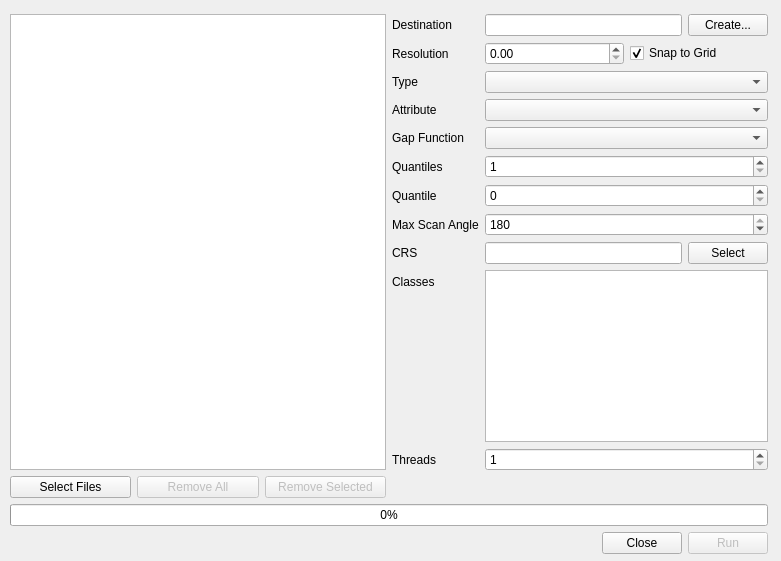
Before: the Qt Designer form src/apps/pointstats.ui in zxgdll/geotools, drawn with Qt 5.
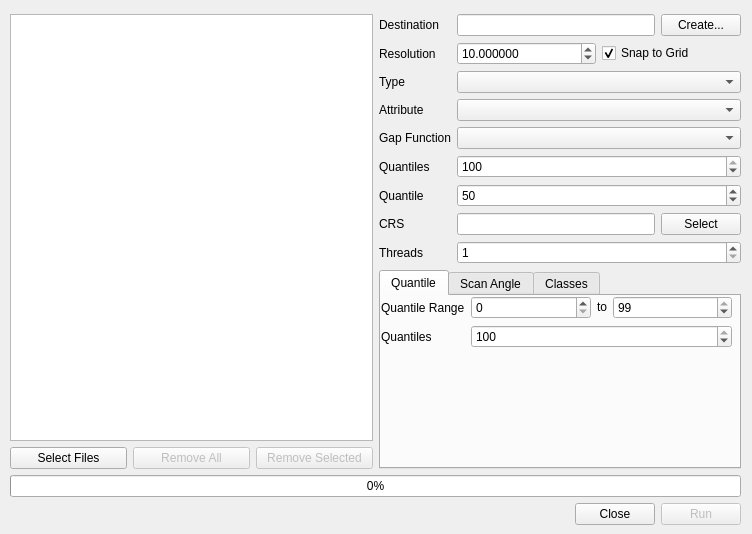
After: the same form once the commit is applied.

Commit message: Working on UI and quantile (etc.) filter.

The edit to the form file:
```diff
--- a/src/apps/pointstats.ui
+++ b/src/apps/pointstats.ui
@@ -6,8 +6,8 @@
    <rect>
     <x>0</x>
     <y>0</y>
-    <width>781</width>
-    <height>561</height>
+    <width>752</width>
+    <height>534</height>
    </rect>
   </property>
   <property name="windowTitle">
@@ -18,11 +18,11 @@
     <rect>
      <x>10</x>
      <y>14</y>
-     <width>758</width>
-     <height>540</height>
+     <width>731</width>
+     <height>511</height>
     </rect>
    </property>
-   <layout class="QVBoxLayout" name="verticalLayout" stretch="1,1,0">
+   <layout class="QVBoxLayout" name="verticalLayout" stretch="0,1,0">
     <property name="sizeConstraint">
      <enum>QLayout::SetDefaultConstraint</enum>
     </property>
@@ -76,6 +76,8 @@
        </layout>
       </item>
       <item>
+       <layout class="QVBoxLayout" name="verticalLayout_4">
+        <item>
        <layout class="QFormLayout" name="formLayout">
         <property name="fieldGrowthPolicy">
          <enum>QFormLayout::AllNonFixedFieldsGrow</enum>
@@ -112,8 +114,20 @@
          <layout class="QHBoxLayout" name="horizontalLayout_5">
           <item>
            <widget class="QDoubleSpinBox" name="spnResolution">
+              <property name="decimals">
+               <number>6</number>
+              </property>
+              <property name="minimum">
+               <double>0.000001000000000</double>
+              </property>
+              <property name="maximum">
+               <double>10000000.000000000000000</double>
+              </property>
             <property name="singleStep">
-             <double>0.100000000000000</double>
+               <double>1.000000000000000</double>
+              </property>
+              <property name="value">
+               <double>10.000000000000000</double>
             </property>
            </widget>
           </item>
@@ -168,11 +182,11 @@
         </item>
         <item row="5" column="1">
          <widget class="QSpinBox" name="spnQuantiles">
-          <property name="enabled">
-           <bool>true</bool>
-          </property>
-          <property name="minimum">
-           <number>1</number>
+            <property name="maximum">
+             <number>100</number>
+            </property>
+            <property name="value">
+             <number>100</number>
           </property>
          </widget>
         </item>
@@ -185,36 +199,19 @@
         </item>
         <item row="6" column="1">
          <widget class="QSpinBox" name="spnQuantile">
-          <property name="enabled">
-           <bool>true</bool>
+            <property name="value">
+             <number>50</number>
           </property>
          </widget>
         </item>
         <item row="7" column="0">
-         <widget class="QLabel" name="lblMaxAngle">
-          <property name="text">
-           <string>Max Scan Angle</string>
-          </property>
-         </widget>
-        </item>
-        <item row="7" column="1">
-         <widget class="QSpinBox" name="spnMaxAngle">
-          <property name="maximum">
-           <number>180</number>
-          </property>
-          <property name="value">
-           <number>180</number>
-          </property>
-         </widget>
-        </item>
-        <item row="8" column="0">
          <widget class="QLabel" name="lblSRID">
           <property name="text">
            <string>CRS</string>
           </property>
          </widget>
         </item>
-        <item row="8" column="1">
+          <item row="7" column="1">
          <layout class="QHBoxLayout" name="horizontalLayout_2">
           <item>
            <widget class="QLineEdit" name="txtCRSConfig">
@@ -241,42 +238,189 @@
           </item>
          </layout>
         </item>
-        <item row="9" column="0">
-         <widget class="QLabel" name="lblClasses">
-          <property name="text">
-           <string>Classes</string>
-          </property>
-         </widget>
-        </item>
-        <item row="9" column="1">
-         <widget class="QListWidget" name="lstClasses"/>
-        </item>
-        <item row="10" column="0">
+          <item row="8" column="0">
          <widget class="QLabel" name="label">
           <property name="text">
            <string>Threads</string>
           </property>
          </widget>
         </item>
-        <item row="10" column="1">
+          <item row="8" column="1">
          <widget class="QSpinBox" name="spnThreads">
           <property name="minimum">
            <number>1</number>
           </property>
          </widget>
         </item>
-        <item row="11" column="1">
-         <spacer name="verticalSpacer">
-          <property name="orientation">
-           <enum>Qt::Vertical</enum>
+         </layout>
+        </item>
+        <item>
+         <widget class="QTabWidget" name="tabFilters">
+          <property name="currentIndex">
+           <number>0</number>
           </property>
-          <property name="sizeHint" stdset="0">
-           <size>
-            <width>20</width>
-            <height>40</height>
-           </size>
-          </property>
-         </spacer>
+          <widget class="QWidget" name="tabQuantile">
+           <attribute name="title">
+            <string>Quantile</string>
+           </attribute>
+           <widget class="QWidget" name="formLayoutWidget">
+            <property name="geometry">
+             <rect>
+              <x>0</x>
+              <y>0</y>
+              <width>351</width>
+              <height>101</height>
+             </rect>
+            </property>
+            <layout class="QFormLayout" name="formLayout_2">
+             <item row="1" column="0">
+              <widget class="QLabel" name="lblQuantileFilterFrom">
+               <property name="text">
+                <string>Quantiles</string>
+               </property>
+              </widget>
+             </item>
+             <item row="1" column="1">
+              <widget class="QSpinBox" name="spnQuantileFilter">
+               <property name="enabled">
+                <bool>true</bool>
+               </property>
+               <property name="minimum">
+                <number>2</number>
+               </property>
+               <property name="maximum">
+                <number>100</number>
+               </property>
+               <property name="value">
+                <number>100</number>
+               </property>
+              </widget>
+             </item>
+             <item row="0" column="1">
+              <layout class="QHBoxLayout" name="horizontalLayout_7">
+               <item>
+                <widget class="QSpinBox" name="spnQuantileFilterFrom">
+                 <property name="sizePolicy">
+                  <sizepolicy hsizetype="Expanding" vsizetype="Fixed">
+                   <horstretch>1</horstretch>
+                   <verstretch>0</verstretch>
+                  </sizepolicy>
+                 </property>
+                 <property name="maximum">
+                  <number>98</number>
+                 </property>
+                </widget>
+               </item>
+               <item>
+                <widget class="QLabel" name="lblQuantileFilterTo">
+                 <property name="sizePolicy">
+                  <sizepolicy hsizetype="Fixed" vsizetype="Fixed">
+                   <horstretch>1</horstretch>
+                   <verstretch>0</verstretch>
+                  </sizepolicy>
+                 </property>
+                 <property name="text">
+                  <string>to</string>
+                 </property>
+                </widget>
+               </item>
+               <item>
+                <widget class="QSpinBox" name="spnQuantileFilterTo">
+                 <property name="sizePolicy">
+                  <sizepolicy hsizetype="Expanding" vsizetype="Fixed">
+                   <horstretch>1</horstretch>
+                   <verstretch>0</verstretch>
+                  </sizepolicy>
+                 </property>
+                 <property name="minimum">
+                  <number>1</number>
+                 </property>
+                 <property name="value">
+                  <number>99</number>
+                 </property>
+                </widget>
+               </item>
+              </layout>
+             </item>
+             <item row="0" column="0">
+              <widget class="QLabel" name="lblQuantileRange">
+               <property name="text">
+                <string>Quantile Range</string>
+               </property>
+              </widget>
+             </item>
+            </layout>
+           </widget>
+          </widget>
+          <widget class="QWidget" name="tabScanAngle">
+           <attribute name="title">
+            <string>Scan Angle</string>
+           </attribute>
+           <widget class="QWidget" name="formLayoutWidget_3">
+            <property name="geometry">
+             <rect>
+              <x>0</x>
+              <y>0</y>
+              <width>351</width>
+              <height>101</height>
+             </rect>
+            </property>
+            <layout class="QFormLayout" name="formLayout_4">
+             <item row="0" column="1">
+              <widget class="QSpinBox" name="spnMaxAngle">
+               <property name="maximum">
+                <number>180</number>
+               </property>
+               <property name="value">
+                <number>180</number>
+               </property>
+              </widget>
+             </item>
+             <item row="0" column="0">
+              <widget class="QLabel" name="lblMaxAngle">
+               <property name="text">
+                <string>Max Scan Angle</string>
+               </property>
+              </widget>
+             </item>
+            </layout>
+           </widget>
+          </widget>
+          <widget class="QWidget" name="tabClasses">
+           <attribute name="title">
+            <string>Classes</string>
+           </attribute>
+           <widget class="QWidget" name="formLayoutWidget_4">
+            <property name="geometry">
+             <rect>
+              <x>-1</x>
+              <y>0</y>
+              <width>351</width>
+              <height>101</height>
+             </rect>
+            </property>
+            <layout class="QFormLayout" name="formLayout_5">
+             <item row="0" column="1">
+              <widget class="QListWidget" name="lstClasses">
+               <property name="sizePolicy">
+                <sizepolicy hsizetype="Maximum" vsizetype="Maximum">
+                 <horstretch>2</horstretch>
+                 <verstretch>2</verstretch>
+                </sizepolicy>
+               </property>
+              </widget>
+             </item>
+             <item row="0" column="0">
+              <widget class="QLabel" name="lblClasses">
+               <property name="text">
+                <string>Classes</string>
+               </property>
+              </widget>
+             </item>
+            </layout>
+           </widget>
+          </widget>
+         </widget>
         </item>
        </layout>
       </item>
```
Left out of the diff: 27 changed lines with no effect on the pictures. Lines whose indentation alone changed are shown as unchanged. The commit also changes 7 other files.
